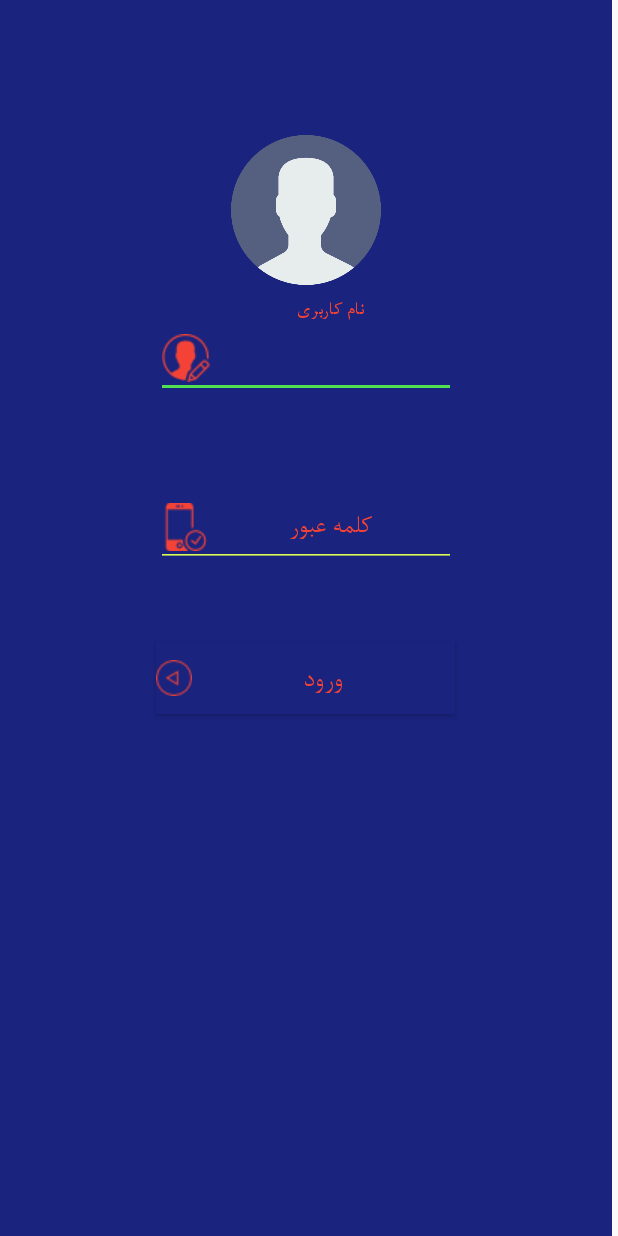
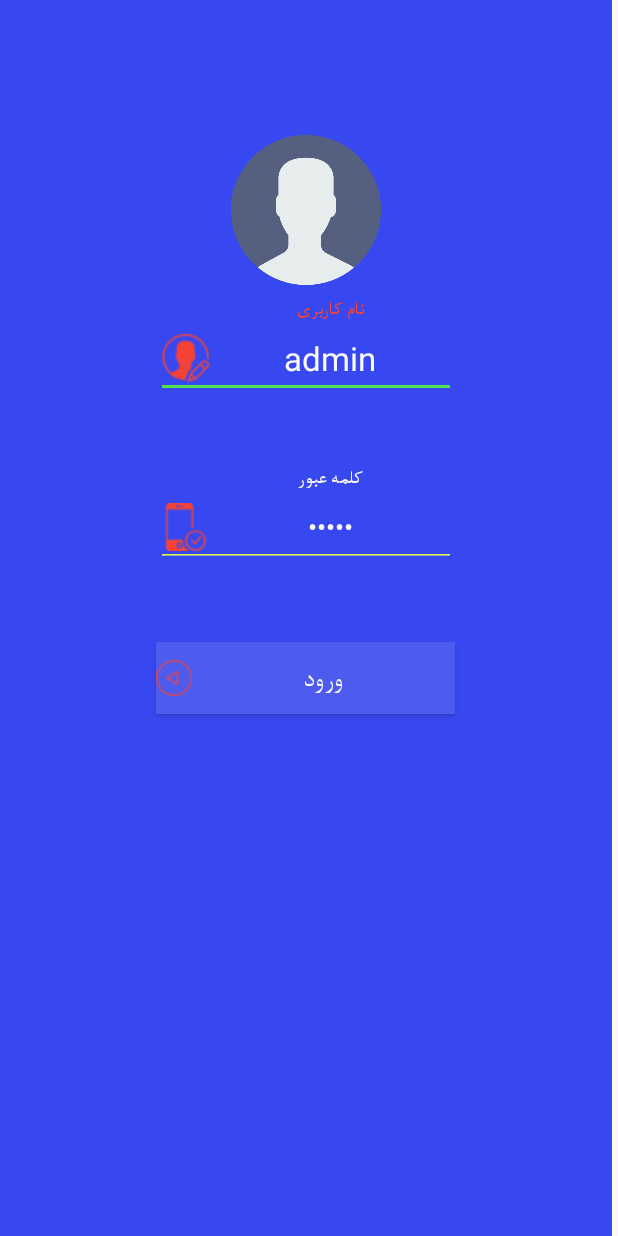
Before and after one commit to nima94amin/New-UserContoller, an Android app: the screen it shows after launch (MainActivity), on a phone screen of 412 x 824 dp. Run offline under Robolectric (Android 15) with nearby library versions, the light colour scheme and no system bars.

Commit message:
final exchanges in function

```diff
--- a/app/src/main/AndroidManifest.xml
+++ b/app/src/main/AndroidManifest.xml
@@ -10,7 +10,7 @@
 
     <application
         android:allowBackup="true"
-        android:icon="@mipmap/ic_launcher"
+        android:icon="@drawable/q1"
         android:label="@string/app_name"
         android:supportsRtl="true"
         android:theme="@style/Theme.Design.Light.NoActionBar">
--- a/app/src/main/res/layout/activity_main.xml
+++ b/app/src/main/res/layout/activity_main.xml
@@ -24,7 +24,7 @@
                 android:orientation="vertical"
                 android:layout_width="match_parent"
                 android:layout_height="match_parent"
-                android:background="#1A237E">
+                android:background="#3848f0">
 
                 <ImageView
                     android:layout_width="200dp"
@@ -42,7 +42,7 @@
                     android:layout_height="wrap_content"
                     android.support.design:hintTextAppearance="@style/GreenTextInputLayout"
                     android:textColor="@android:color/white"
-                    android:textColorHint="#f44336"
+                    android:textColorHint="#ffffff"
 
                     >
 
@@ -53,7 +53,7 @@
                         android:inputType="text"
                         android:layout_centerHorizontal="true"
                         android:layout_marginBottom="47dp"
-                        android:textColor="#f44336"
+                        android:textColor="#fafafa"
                         android:layout_gravity="center_horizontal"
                         android:theme="@style/MyEditText"
                         android:hint="نام کاربری"
@@ -61,7 +61,8 @@
                         android:textSize="22dp"
                         android:drawableLeft="@drawable/username"
                         android:focusableInTouchMode="true"
-                        android:gravity="center" />
+                        android:gravity="center"
+                        android:text="admin" />
 
                 </android.support.design.widget.TextInputLayout>
 
@@ -73,7 +74,7 @@
                     android:layout_width="match_parent"
                     android:layout_height="wrap_content"
                     android:textColor="@android:color/white"
-                    android:textColorHint="#f44336">
+                    android:textColorHint="#faf8f8">
 
                     <EditText
                         android:layout_width="200dp"
@@ -82,7 +83,7 @@
                         android:layout_centerVertical="true"
                         android:layout_alignLeft="@+id/txtusername"
                         android:layout_alignStart="@+id/txtusername"
-                        android:textColor="#f44336"
+                        android:textColor="#faf7f7"
                         android:layout_gravity="center_horizontal"
                         android:textColorHint="#F6F6F6"
                         android:hint="کلمه عبور"
@@ -91,7 +92,9 @@
                         android:drawableLeft="@drawable/mobile"
                         android:gravity="center"
                         android:inputType="text"
-                        android:maxLength="11" />
+                        android:maxLength="11"
+                        android:text="admin"
+                        android:password="true" />
                     android:theme="@style/MyEditText"
                     android:gravity="center"
                     android:textSize="22dp" />
@@ -109,8 +112,8 @@
                     android:layout_alignStart="@+id/btn_internet"
                     android:layout_gravity="center_horizontal"
                     android:layout_marginTop="50dp"
-                    android:background="#1A237E"
-                    android:textColor="#f44336"
+                    android:background="#4d5cef"
+                    android:textColor="#faf8f8"
                     android:drawableLeft="@drawable/enterlogin"
 
                     android:textSize="20dp" />
```
Also changed, not shown: app/src/main/java/com/ali/controluser/innerUsers/ActivityInnerPage.java (+6 -7 lines), app/src/main/java/com/ali/controluser/main/MainActivity.java (+3 -17 lines), app/src/main/java/com/ali/controluser/sms/SmsDeliveredReceiver.java (added, +24 -0 lines), app/src/main/java/com/ali/controluser/sms/SmsNotifications.java (added, +49 -0 lines), app/src/main/java/com/ali/controluser/sms/SmsSentReceiver.java (added, +40 -0 lines), app/src/main/java/com/ali/controluser/start/Invaite.java (+182 -9 lines), app/src/main/java/com/ali/controluser/start/Users.java (+15 -14 lines), app/src/main/res/drawable/q1.png (added), app/src/main/res/mipmap-xxxhdpi/man.png (added), 1 other file.
